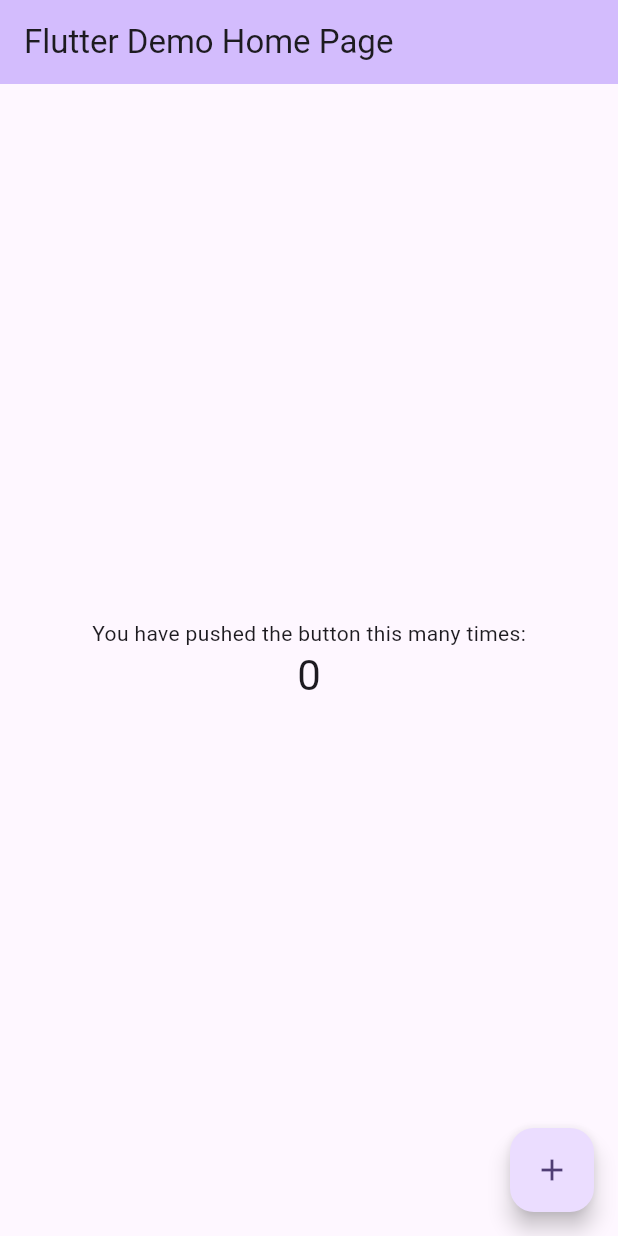
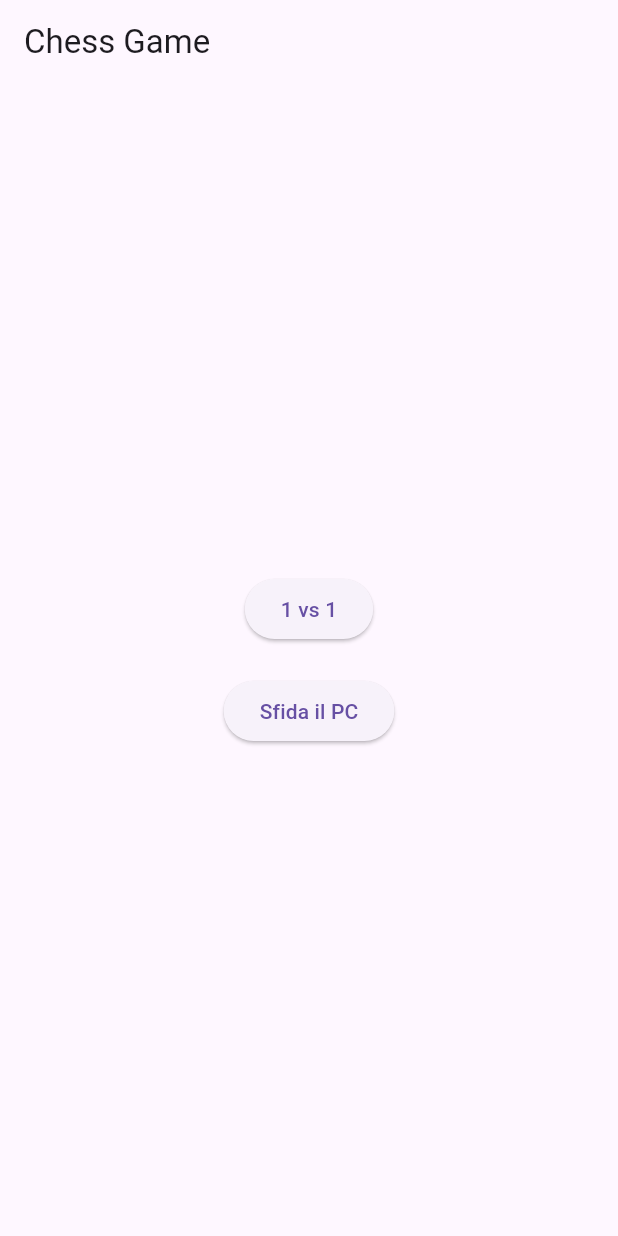
Before and after one commit to Gristallo/Flutter-Chess, a Flutter app: the screen it shows after launch, on a phone screen of 412 x 824 dp. Run offline on Flutter 3.47's test engine with Material 3 defaults, Android fonts, the phone set to English and light mode, and no system bars.

Commit message:
Prova commit: creata HomeScreen e ChessBoardScreen

```diff
--- a/lib/main.dart
+++ b/lib/main.dart
@@ -1,122 +1,18 @@
 import 'package:flutter/material.dart';
+import 'screens/home_screen.dart';
 
 void main() {
-  runApp(const MyApp());
+  runApp(ChessApp());
 }
 
-class MyApp extends StatelessWidget {
-  const MyApp({super.key});
-
-  // This widget is the root of your application.
+class ChessApp extends StatelessWidget {
   @override
   Widget build(BuildContext context) {
     return MaterialApp(
-      title: 'Flutter Demo',
-      theme: ThemeData(
-        // This is the theme of your application.
-        //
-        // TRY THIS: Try running your application with "flutter run". You'll see
-        // the application has a purple toolbar. Then, without quitting the app,
-        // try changing the seedColor in the colorScheme below to Colors.green
-        // and then invoke "hot reload" (save your changes or press the "hot
-        // reload" button in a Flutter-supported IDE, or press "r" if you used
-        // the command line to start the app).
-        //
-        // Notice that the counter didn't reset back to zero; the application
-        // state is not lost during the reload. To reset the state, use hot
-        // restart instead.
-        //
-        // This works for code too, not just values: Most code changes can be
-        // tested with just a hot reload.
-        colorScheme: ColorScheme.fromSeed(seedColor: Colors.deepPurple),
-      ),
-      home: const MyHomePage(title: 'Flutter Demo Home Page'),
+      title: 'Chess Game',
+      debugShowCheckedModeBanner: false,
+      theme: ThemeData(primarySwatch: Colors.blue),
+      home: HomeScreen(),
     );
   }
 }
-
-class MyHomePage extends StatefulWidget {
-  const MyHomePage({super.key, required this.title});
-
-  // This widget is the home page of your application. It is stateful, meaning
-  // that it has a State object (defined below) that contains fields that affect
-  // how it looks.
-
-  // This class is the configuration for the state. It holds the values (in this
-  // case the title) provided by the parent (in this case the App widget) and
-  // used by the build method of the State. Fields in a Widget subclass are
-  // always marked "final".
-
-  final String title;
-
-  @override
-  State<MyHomePage> createState() => _MyHomePageState();
-}
-
-class _MyHomePageState extends State<MyHomePage> {
-  int _counter = 0;
-
-  void _incrementCounter() {
-    setState(() {
-      // This call to setState tells the Flutter framework that something has
-      // changed in this State, which causes it to rerun the build method below
-      // so that the display can reflect the updated values. If we changed
-      // _counter without calling setState(), then the build method would not be
-      // called again, and so nothing would appear to happen.
-      _counter++;
-    });
-  }
-
-  @override
-  Widget build(BuildContext context) {
-    // This method is rerun every time setState is called, for instance as done
-    // by the _incrementCounter method above.
-    //
-    // The Flutter framework has been optimized to make rerunning build methods
-    // fast, so that you can just rebuild anything that needs updating rather
-    // than having to individually change instances of widgets.
-    return Scaffold(
-      appBar: AppBar(
-        // TRY THIS: Try changing the color here to a specific color (to
-        // Colors.amber, perhaps?) and trigger a hot reload to see the AppBar
-        // change color while the other colors stay the same.
-        backgroundColor: Theme.of(context).colorScheme.inversePrimary,
-        // Here we take the value from the MyHomePage object that was created by
-        // the App.build method, and use it to set our appbar title.
-        title: Text(widget.title),
-      ),
-      body: Center(
-        // Center is a layout widget. It takes a single child and positions it
-        // in the middle of the parent.
-        child: Column(
-          // Column is also a layout widget. It takes a list of children and
-          // arranges them vertically. By default, it sizes itself to fit its
-          // children horizontally, and tries to be as tall as its parent.
-          //
-          // Column has various properties to control how it sizes itself and
-          // how it positions its children. Here we use mainAxisAlignment to
-          // center the children vertically; the main axis here is the vertical
-          // axis because Columns are vertical (the cross axis would be
-          // horizontal).
-          //
-          // TRY THIS: Invoke "debug painting" (choose the "Toggle Debug Paint"
-          // action in the IDE, or press "p" in the console), to see the
-          // wireframe for each widget.
-          mainAxisAlignment: MainAxisAlignment.center,
-          children: <Widget>[
-            const Text('You have pushed the button this many times:'),
-            Text(
-              '$_counter',
-              style: Theme.of(context).textTheme.headlineMedium,
-            ),
-          ],
-        ),
-      ),
-      floatingActionButton: FloatingActionButton(
-        onPressed: _incrementCounter,
-        tooltip: 'Increment',
-        child: const Icon(Icons.add),
-      ), // This trailing comma makes auto-formatting nicer for build methods.
-    );
-  }
-}
--- /dev/null
+++ b/lib/screens/home_screen.dart
@@ -0,0 +1,36 @@
+import 'package:flutter/material.dart';
+import 'chess_board_screen.dart';
+
+class HomeScreen extends StatelessWidget {
+  void _navigateToGame(BuildContext context, bool vsComputer) {
+    Navigator.push(
+      context,
+      MaterialPageRoute(
+        builder: (_) => ChessBoardScreen(vsComputer: vsComputer),
+      ),
+    );
+  }
+
+  @override
+  Widget build(BuildContext context) {
+    return Scaffold(
+      appBar: AppBar(title: Text('Chess Game')),
+      body: Center(
+        child: Column(
+          mainAxisAlignment: MainAxisAlignment.center,
+          children: [
+            ElevatedButton(
+              onPressed: () => _navigateToGame(context, false),
+              child: Text('1 vs 1'),
+            ),
+            SizedBox(height: 20),
+            ElevatedButton(
+              onPressed: () => _navigateToGame(context, true),
+              child: Text('Sfida il PC'),
+            ),
+          ],
+        ),
+      ),
+    );
+  }
+}
```
Also changed, not shown: lib/screens/chess_board_screen.dart (added, +54 -0 lines).
